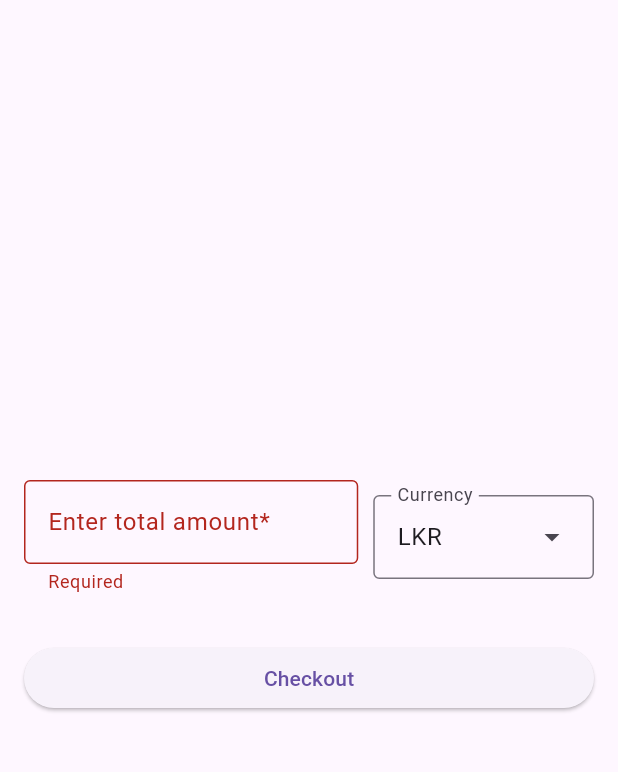
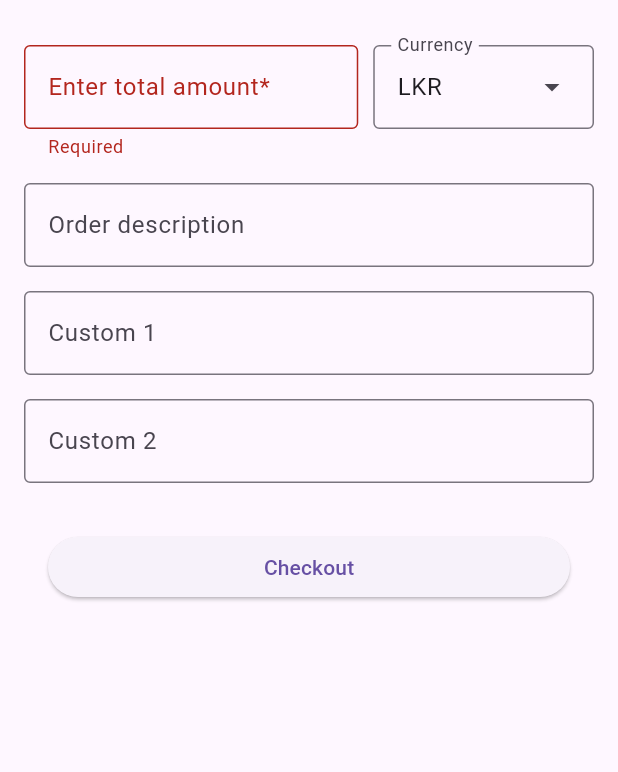
Before and after one commit to payable/flutter-ipg, a Flutter app: the CheckoutPage screen opened by its route, after a tap on "Checkout", on a phone screen of 412 x 824 dp, the part 63-835 px from its top. Run offline on Flutter 3.47's test engine with Material 3 defaults, Android fonts, the phone set to English and light mode, and no system bars; our stand-ins replace get, package_info, shared_preferences, webview_flutter; accounts and stored records are empty.

Commit message:
Added order desc and customs

```diff
--- a/example/lib/form_data.dart
+++ b/example/lib/form_data.dart
@@ -2,6 +2,9 @@ class CheckoutFormData {
   // checkout
   String? amount;
   String? currency;
+  String? orderDescription;
+  String? custom1;
+  String? custom2;
 
   // billing details
   String? billingFirstName;
@@ -37,13 +40,16 @@ class CheckoutFormData {
   String? endDate;
   String? recurringAmount;
   String? interval;
-  int? isRetry = 0;
-  int? retryAttempts = 0;
-  int? doFirstPayment = 0;
+  String? isRetry = '0';
+  String? retryAttempts = '0';
+  String? doFirstPayment = '0';
 
   CheckoutFormData({
     this.amount,
     this.currency,
+    this.orderDescription,
+    this.custom1,
+    this.custom2,
     this.billingFirstName,
     this.billingLastName,
     this.billingMobile,
--- a/example/lib/forms/checkout.dart
+++ b/example/lib/forms/checkout.dart
@@ -14,6 +14,10 @@ class CheckoutPage extends StatefulWidget {
 
 class _CheckoutPageState extends State<CheckoutPage> {
   final _formKey = GlobalKey<FormState>();
+  final _amountController = TextEditingController();
+  final _orderDescriptionController = TextEditingController();
+  final _custom1Controller = TextEditingController();
+  final _custom2Controller = TextEditingController();
 
   @override
   Widget build(BuildContext context) {
@@ -23,27 +27,25 @@ class _CheckoutPageState extends State<CheckoutPage> {
       appBar: AppBar(
         title: const Text('Check - Out'),
       ),
-      body: Column(
-        mainAxisAlignment: MainAxisAlignment.center,
+      body: SingleChildScrollView(
+        child: Padding(
+          padding: const EdgeInsets.all(16.0),
+          child: Form(
+            key: _formKey,
+            child: Column(
               children: [
-          Padding(
-            padding: const EdgeInsets.all(16.0),
-            child: Row(
+                Row(
+                  crossAxisAlignment: CrossAxisAlignment.start,
                   children: [
                     Expanded(
-                  child: Form(
-                    key: _formKey,
                       child: TextFormField(
                         decoration: const InputDecoration(
                           labelText: 'Enter total amount*',
                           border: OutlineInputBorder(),
                         ),
-                      onChanged: (String value) {
-                        formData.amount = value;
-                      },
                         keyboardType: TextInputType.number,
                         validator: (value) => value!.isEmpty ? 'Required' : null,
-                    ),
+                        controller: _amountController,
                       ),
                     ),
                     const SizedBox(width: 10),
@@ -74,7 +76,32 @@ class _CheckoutPageState extends State<CheckoutPage> {
                     ),
                   ],
                 ),
+                const SizedBox(height: 16.0),
+                TextFormField(
+                  controller: _orderDescriptionController,
+                  decoration: const InputDecoration(
+                    labelText: 'Order description',
+                    border: OutlineInputBorder(),
                   ),
+                  keyboardType: TextInputType.emailAddress,
+                ),
+                const SizedBox(height: 16.0),
+                TextFormField(
+                  controller: _custom1Controller,
+                  decoration: const InputDecoration(
+                    labelText: 'Custom 1',
+                    border: OutlineInputBorder(),
+                  ),
+                ),
+                const SizedBox(height: 16.0),
+                TextFormField(
+                  controller: _custom2Controller,
+                  decoration: const InputDecoration(
+                    labelText: 'Custom 2',
+                    border: OutlineInputBorder(),
+                  ),
+                ),
+                const SizedBox(height: 16.0),
                 SizedBox(
                   width: double.infinity,
                   child: Padding(
@@ -82,6 +109,7 @@ class _CheckoutPageState extends State<CheckoutPage> {
                     child: ElevatedButton(
                       onPressed: () {
                         if (_formKey.currentState!.validate()) {
+                          _storeFormData();
                           Navigator.pushNamed(context, Pages.billingDetails);
                         }
                       },
@@ -91,6 +119,18 @@ class _CheckoutPageState extends State<CheckoutPage> {
                 ),
               ],
             ),
+          ),
+        ),
+      ),
     );
   }
+
+  void _storeFormData() {
+    CheckoutFormData cfd = Get.find();
+    cfd.amount = double.parse(_amountController.text).toStringAsFixed(2);
+    cfd.orderDescription = _orderDescriptionController.text.isNotEmpty ?
+    _orderDescriptionController.text : 'Order from Payable Mobile Payment';
+    cfd.custom1 = _custom1Controller.text;
+    cfd.custom2 = _custom2Controller.text;
   }
+}
--- a/example/lib/forms/shipping_details.dart
+++ b/example/lib/forms/shipping_details.dart
@@ -64,6 +64,7 @@ class _ShippingDetailsPageState extends State<ShippingDetailsPage> {
   Widget _buildBillingAddressSection() {
     return Column(children: [
       Row(
+        crossAxisAlignment: CrossAxisAlignment.start,
         children: [
           Flexible(
             child: TextFormField(
@@ -88,6 +89,7 @@ class _ShippingDetailsPageState extends State<ShippingDetailsPage> {
       ),
       const SizedBox(height: 16.0),
       Row(
+        crossAxisAlignment: CrossAxisAlignment.start,
         children: [
           Flexible(
             child: TextFormField(
@@ -131,6 +133,7 @@ class _ShippingDetailsPageState extends State<ShippingDetailsPage> {
       ),
       const SizedBox(height: 16.0),
       Row(
+        crossAxisAlignment: CrossAxisAlignment.start,
         children: [
           Flexible(
             child: TextFormField(
@@ -155,6 +158,7 @@ class _ShippingDetailsPageState extends State<ShippingDetailsPage> {
       ),
       const SizedBox(height: 16.0),
       Row(
+        crossAxisAlignment: CrossAxisAlignment.start,
         children: [
           Flexible(
             child: TextFormField(
@@ -179,6 +183,7 @@ class _ShippingDetailsPageState extends State<ShippingDetailsPage> {
       ),
       const SizedBox(height: 16.0),
       Row(
+        crossAxisAlignment: CrossAxisAlignment.start,
         children: [
           Flexible(
             child: TextFormField(
--- a/lib/init_payment.dart
+++ b/lib/init_payment.dart
@@ -30,9 +30,9 @@ class PAYableIPG extends StatefulWidget {
   final String? endDate;
   final String? recurringAmount;
   final String? interval;
-  final int? isRetry;
-  final int? retryAttempts;
-  final int? doFirstPayment;
+  final String? isRetry;
+  final String? retryAttempts;
+  final String? doFirstPayment;
 
   // Optional params
   final String? custom1;
```
Also changed, not shown: example/lib/forms/billing_details.dart (+8 -1 lines), example/lib/forms/payment_details.dart (+14 -29 lines), example/lib/payment.dart (+13 -4 lines). Lines whose indentation alone changed are shown as unchanged.
